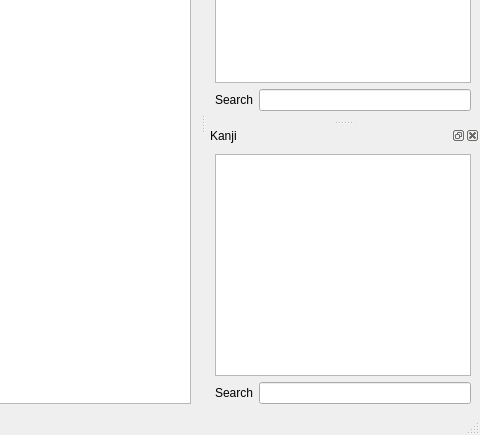
FooSoft/yomichan-anki, file ui/reader.ui: the form before one commit; both pictures show x 420 to 900 and y 215 to 650 of the 900 by 650 pixel window.
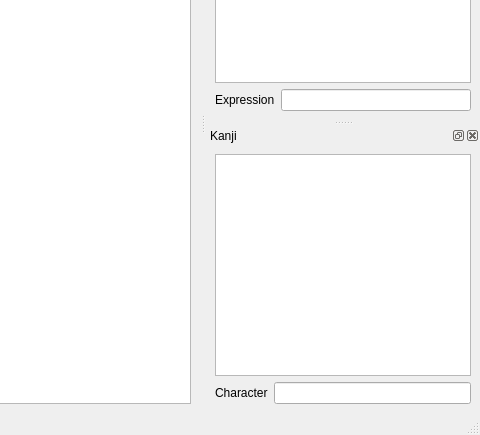
The form after the commit. Icons and pictures are not drawn.

What changed in the file:
```diff
--- a/ui/reader.ui
+++ b/ui/reader.ui
@@ -159,7 +159,7 @@
        <item>
         <widget class="QLabel" name="label">
          <property name="text">
-          <string>Search</string>
+          <string>Expression</string>
          </property>
         </widget>
        </item>
@@ -235,7 +235,7 @@
        <item>
         <widget class="QLabel" name="label_2">
          <property name="text">
-          <string>Search</string>
+          <string>Character</string>
          </property>
         </widget>
        </item>
```
